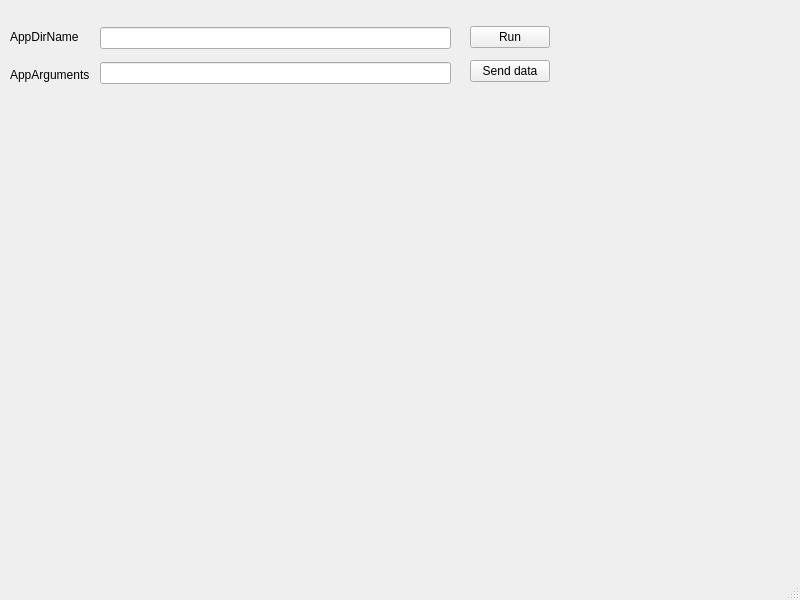
Qt form Tools/MHealthReport/mainapp.ui (zyq1569/HealthApp) before a commit.
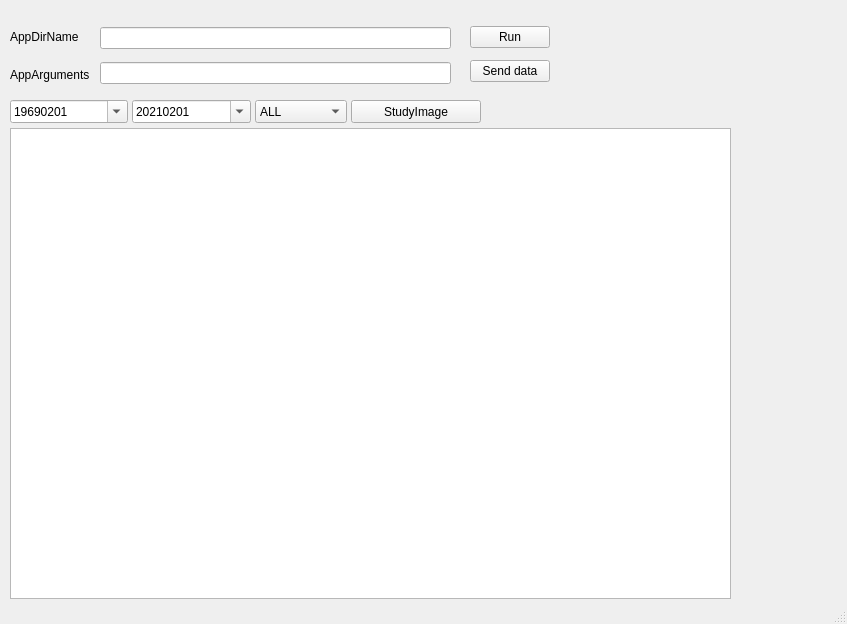
The same form after that commit.

Commit message: QLocalSocket IPC

```diff
--- a/Tools/MHealthReport/mainapp.ui
+++ b/Tools/MHealthReport/mainapp.ui
@@ -6,8 +6,8 @@
    <rect>
     <x>0</x>
     <y>0</y>
-    <width>800</width>
-    <height>600</height>
+    <width>847</width>
+    <height>624</height>
    </rect>
   </property>
   <property name="windowTitle">
@@ -84,6 +84,173 @@
      <string>Send data</string>
     </property>
    </widget>
+   <widget class="QDateEdit" name="m_endDate">
+    <property name="geometry">
+     <rect>
+      <x>132</x>
+      <y>100</y>
+      <width>119</width>
+      <height>23</height>
+     </rect>
+    </property>
+    <property name="wrapping">
+     <bool>false</bool>
+    </property>
+    <property name="readOnly">
+     <bool>false</bool>
+    </property>
+    <property name="dateTime">
+     <datetime>
+      <hour>0</hour>
+      <minute>0</minute>
+      <second>0</second>
+      <year>2021</year>
+      <month>2</month>
+      <day>1</day>
+     </datetime>
+    </property>
+    <property name="currentSection">
+     <enum>QDateTimeEdit::YearSection</enum>
+    </property>
+    <property name="displayFormat">
+     <string>yyyyMMdd</string>
+    </property>
+    <property name="calendarPopup">
+     <bool>true</bool>
+    </property>
+   </widget>
+   <widget class="QTableWidget" name="m_tableWidget">
+    <property name="geometry">
+     <rect>
+      <x>10</x>
+      <y>128</y>
+      <width>721</width>
+      <height>471</height>
+     </rect>
+    </property>
+    <property name="autoFillBackground">
+     <bool>true</bool>
+    </property>
+    <attribute name="horizontalHeaderShowSortIndicator" stdset="0">
+     <bool>true</bool>
+    </attribute>
+    <attribute name="horizontalHeaderStretchLastSection">
+     <bool>true</bool>
+    </attribute>
+   </widget>
+   <widget class="QComboBox" name="m_StudyModality">
+    <property name="geometry">
+     <rect>
+      <x>255</x>
+      <y>100</y>
+      <width>92</width>
+      <height>23</height>
+     </rect>
+    </property>
+    <item>
+     <property name="text">
+      <string>ALL</string>
+     </property>
+    </item>
+    <item>
+     <property name="text">
+      <string>CT</string>
+     </property>
+    </item>
+    <item>
+     <property name="text">
+      <string>MR</string>
+     </property>
+    </item>
+    <item>
+     <property name="text">
+      <string>CR</string>
+     </property>
+    </item>
+    <item>
+     <property name="text">
+      <string>DR</string>
+     </property>
+    </item>
+    <item>
+     <property name="text">
+      <string>RF</string>
+     </property>
+    </item>
+    <item>
+     <property name="text">
+      <string>ES</string>
+     </property>
+    </item>
+    <item>
+     <property name="text">
+      <string>US</string>
+     </property>
+    </item>
+    <item>
+     <property name="text">
+      <string>Other</string>
+     </property>
+    </item>
+   </widget>
+   <widget class="QPushButton" name="m_getStudyImages">
+    <property name="geometry">
+     <rect>
+      <x>351</x>
+      <y>100</y>
+      <width>130</width>
+      <height>23</height>
+     </rect>
+    </property>
+    <property name="text">
+     <string>StudyImage</string>
+    </property>
+   </widget>
+   <widget class="QDateEdit" name="m_startDate">
+    <property name="geometry">
+     <rect>
+      <x>10</x>
+      <y>100</y>
+      <width>118</width>
+      <height>23</height>
+     </rect>
+    </property>
+    <property name="wrapping">
+     <bool>false</bool>
+    </property>
+    <property name="readOnly">
+     <bool>false</bool>
+    </property>
+    <property name="dateTime">
+     <datetime>
+      <hour>0</hour>
+      <minute>0</minute>
+      <second>0</second>
+      <year>1969</year>
+      <month>2</month>
+      <day>1</day>
+     </datetime>
+    </property>
+    <property name="currentSection">
+     <enum>QDateTimeEdit::YearSection</enum>
+    </property>
+    <property name="displayFormat">
+     <string>yyyyMMdd</string>
+    </property>
+    <property name="calendarPopup">
+     <bool>true</bool>
+    </property>
+    <property name="timeSpec">
+     <enum>Qt::LocalTime</enum>
+    </property>
+    <property name="date">
+     <date>
+      <year>1969</year>
+      <month>2</month>
+      <day>1</day>
+     </date>
+    </property>
+   </widget>
   </widget>
   <widget class="QMenuBar" name="menubar">
    <property name="geometry">
```
Left out of the diff: 2 changed lines with no effect on the pictures. The commit also changes 2 other files.
